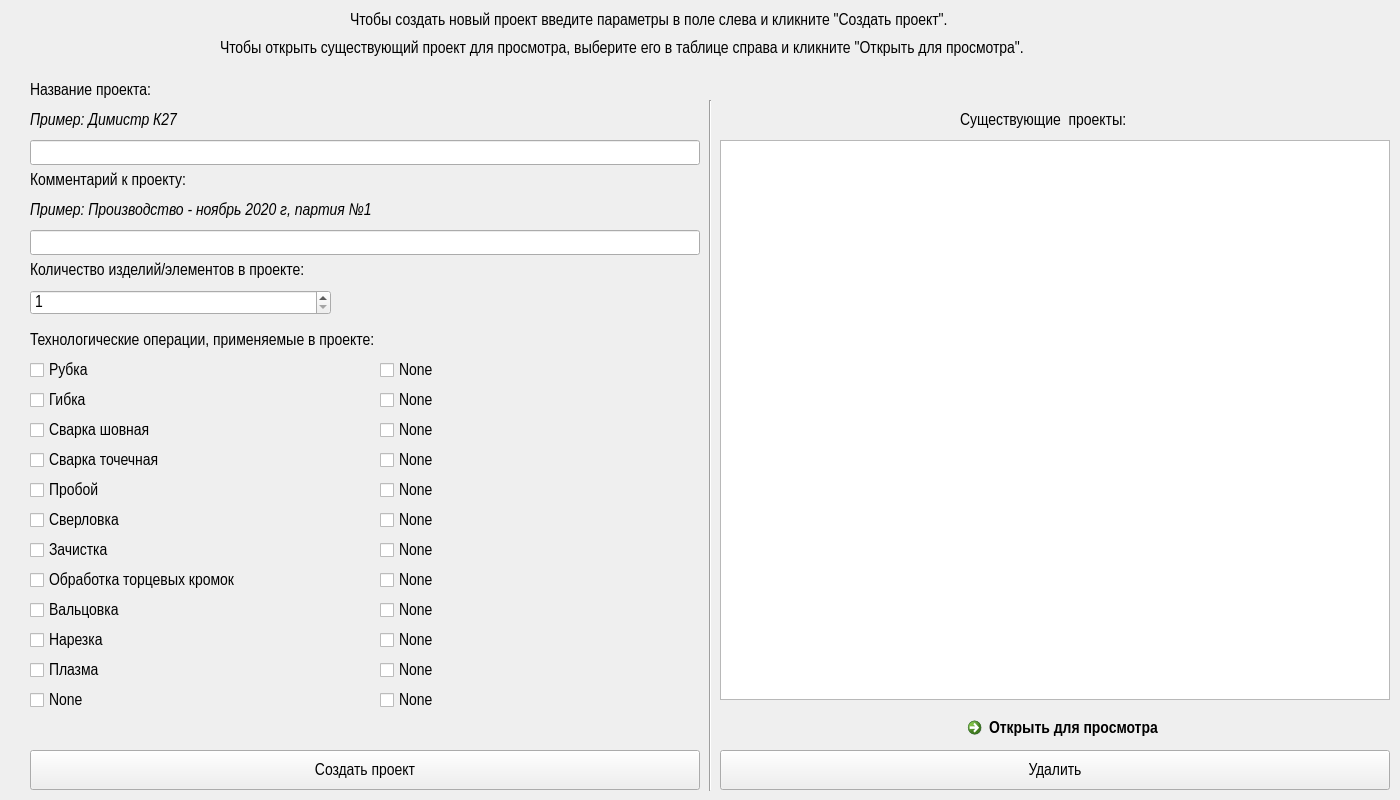
Before: the Qt Designer form MainW.ui in PLevinskaia/Pre_AppraisalProgram, drawn with Qt 5.
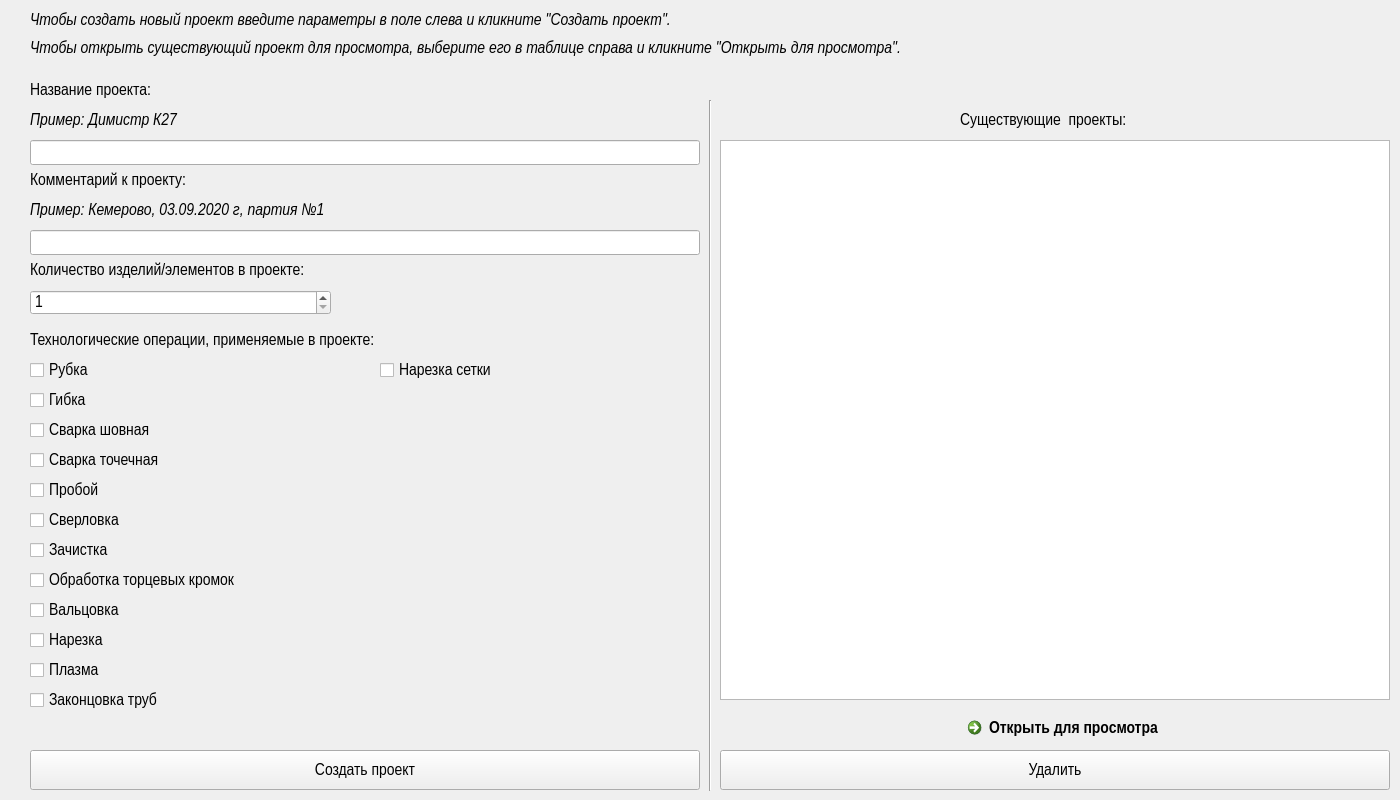
After: the same form once the commit is applied.

```diff
--- a/MainW.ui
+++ b/MainW.ui
@@ -182,12 +182,17 @@
    <widget class="QLabel" name="label_5">
     <property name="geometry">
      <rect>
-      <x>350</x>
+      <x>30</x>
       <y>10</y>
       <width>751</width>
       <height>21</height>
      </rect>
     </property>
+    <property name="font">
+     <font>
+      <italic>true</italic>
+     </font>
+    </property>
     <property name="text">
      <string>Чтобы создать новый проект введите параметры в поле слева и кликните &quot;Создать проект&quot;.</string>
     </property>
@@ -195,12 +200,20 @@
    <widget class="QLabel" name="label_4">
     <property name="geometry">
      <rect>
-      <x>220</x>
+      <x>30</x>
       <y>40</y>
       <width>1011</width>
       <height>16</height>
      </rect>
     </property>
+    <property name="font">
+     <font>
+      <italic>true</italic>
+      <underline>false</underline>
+      <strikeout>false</strikeout>
+      <stylestrategy>PreferAntialias</stylestrategy>
+     </font>
+    </property>
     <property name="text">
      <string>Чтобы открыть существующий проект для просмотра, выберите его в таблице справа и кликните &quot;Открыть для просмотра&quot;.</string>
     </property>
@@ -238,7 +251,7 @@
      </font>
     </property>
     <property name="text">
-     <string>Пример: Производство - ноябрь 2020 г, партия №1</string>
+     <string>Пример: Кемерово, 03.09.2020 г, партия №1</string>
     </property>
    </widget>
    <widget class="QLabel" name="label_8">
@@ -368,7 +381,7 @@
      </rect>
     </property>
     <property name="text">
-     <string>None</string>
+     <string>Законцовка труб</string>
     </property>
    </widget>
    <widget class="QCheckBox" name="checkBox_13">
@@ -384,110 +397,6 @@
      <string>Плазма</string>
     </property>
    </widget>
-   <widget class="QCheckBox" name="checkBox_14">
-    <property name="geometry">
-     <rect>
-      <x>380</x>
-      <y>570</y>
-      <width>300</width>
-      <height>20</height>
-     </rect>
-    </property>
-    <property name="text">
-     <string>None</string>
-    </property>
-   </widget>
-   <widget class="QCheckBox" name="checkBox_15">
-    <property name="geometry">
-     <rect>
-      <x>380</x>
-      <y>660</y>
-      <width>300</width>
-      <height>20</height>
-     </rect>
-    </property>
-    <property name="text">
-     <string>None</string>
-    </property>
-   </widget>
-   <widget class="QCheckBox" name="checkBox_16">
-    <property name="geometry">
-     <rect>
-      <x>380</x>
-      <y>480</y>
-      <width>300</width>
-      <height>20</height>
-     </rect>
-    </property>
-    <property name="text">
-     <string>None</string>
-    </property>
-   </widget>
-   <widget class="QCheckBox" name="checkBox_17">
-    <property name="geometry">
-     <rect>
-      <x>380</x>
-      <y>630</y>
-      <width>300</width>
-      <height>20</height>
-     </rect>
-    </property>
-    <property name="text">
-     <string>None</string>
-    </property>
-   </widget>
-   <widget class="QCheckBox" name="checkBox_18">
-    <property name="geometry">
-     <rect>
-      <x>380</x>
-      <y>390</y>
-      <width>300</width>
-      <height>20</height>
-     </rect>
-    </property>
-    <property name="text">
-     <string>None</string>
-    </property>
-   </widget>
-   <widget class="QCheckBox" name="checkBox_19">
-    <property name="geometry">
-     <rect>
-      <x>380</x>
-      <y>600</y>
-      <width>300</width>
-      <height>20</height>
-     </rect>
-    </property>
-    <property name="text">
-     <string>None</string>
-    </property>
-   </widget>
-   <widget class="QCheckBox" name="checkBox_20">
-    <property name="geometry">
-     <rect>
-      <x>380</x>
-      <y>450</y>
-      <width>300</width>
-      <height>20</height>
-     </rect>
-    </property>
-    <property name="text">
-     <string>None</string>
-    </property>
-   </widget>
-   <widget class="QCheckBox" name="checkBox_22">
-    <property name="geometry">
-     <rect>
-      <x>380</x>
-      <y>420</y>
-      <width>300</width>
-      <height>20</height>
-     </rect>
-    </property>
-    <property name="text">
-     <string>None</string>
-    </property>
-   </widget>
    <widget class="QCheckBox" name="checkBox_23">
     <property name="geometry">
      <rect>
@@ -498,7 +407,7 @@
      </rect>
     </property>
     <property name="text">
-     <string>None</string>
+     <string>Нарезка сетки</string>
     </property>
     <property name="checked">
      <bool>false</bool>
@@ -507,45 +416,6 @@
      <bool>false</bool>
     </property>
    </widget>
-   <widget class="QCheckBox" name="checkBox_24">
-    <property name="geometry">
-     <rect>
-      <x>380</x>
-      <y>510</y>
-      <width>300</width>
-      <height>20</height>
-     </rect>
-    </property>
-    <property name="text">
-     <string>None</string>
-    </property>
-   </widget>
-   <widget class="QCheckBox" name="checkBox_25">
-    <property name="geometry">
-     <rect>
-      <x>380</x>
-      <y>540</y>
-      <width>300</width>
-      <height>20</height>
-     </rect>
-    </property>
-    <property name="text">
-     <string>None</string>
-    </property>
-   </widget>
-   <widget class="QCheckBox" name="checkBox_26">
-    <property name="geometry">
-     <rect>
-      <x>380</x>
-      <y>690</y>
-      <width>300</width>
-      <height>20</height>
-     </rect>
-    </property>
-    <property name="text">
-     <string>None</string>
-    </property>
-   </widget>
    <widget class="QTableView" name="tableView">
     <property name="geometry">
      <rect>
```
